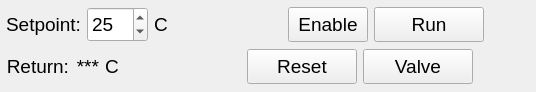
First picture: the form in LAUDA_UI.ui, repository smertouh/1_MeV_UI_additional, before the edit.
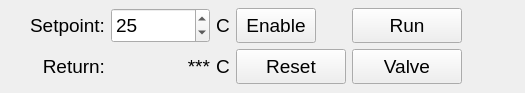
Second picture: the form after the edit. Icons and pictures are not drawn.

The edit to the form file:
```diff
--- a/LAUDA_UI.ui
+++ b/LAUDA_UI.ui
@@ -6,8 +6,8 @@
    <rect>
     <x>0</x>
     <y>0</y>
-    <width>536</width>
-    <height>92</height>
+    <width>525</width>
+    <height>93</height>
    </rect>
   </property>
   <property name="sizePolicy">
@@ -18,8 +18,14 @@
   </property>
   <property name="minimumSize">
    <size>
-    <width>100</width>
-    <height>50</height>
+    <width>525</width>
+    <height>93</height>
+   </size>
+  </property>
+  <property name="maximumSize">
+   <size>
+    <width>525</width>
+    <height>93</height>
    </size>
   </property>
   <property name="font">
@@ -70,192 +76,8 @@
      <number>6</number>
     </property>
     <item>
-     <layout class="QHBoxLayout" name="horizontalLayout">
-      <item>
-       <widget class="QLabel" name="label_10">
-        <property name="sizePolicy">
-         <sizepolicy hsizetype="Minimum" vsizetype="Fixed">
-          <horstretch>0</horstretch>
-          <verstretch>0</verstretch>
-         </sizepolicy>
-        </property>
-        <property name="minimumSize">
-         <size>
-          <width>0</width>
-          <height>35</height>
-         </size>
-        </property>
-        <property name="maximumSize">
-         <size>
-          <width>16777215</width>
-          <height>35</height>
-         </size>
-        </property>
-        <property name="font">
-         <font>
-          <pointsize>14</pointsize>
-         </font>
-        </property>
-        <property name="text">
-         <string>Setpoint:</string>
-        </property>
-        <property name="alignment">
-         <set>Qt::AlignRight|Qt::AlignTrailing|Qt::AlignVCenter</set>
-        </property>
-        <property name="buddy">
-         <cstring>spinBox_4</cstring>
-        </property>
-       </widget>
-      </item>
-      <item>
-       <widget class="QSpinBox" name="spinBox_4">
-        <property name="sizePolicy">
-         <sizepolicy hsizetype="Minimum" vsizetype="Fixed">
-          <horstretch>0</horstretch>
-          <verstretch>0</verstretch>
-         </sizepolicy>
-        </property>
-        <property name="minimumSize">
-         <size>
-          <width>0</width>
-          <height>35</height>
-         </size>
-        </property>
-        <property name="maximumSize">
-         <size>
-          <width>16777215</width>
-          <height>35</height>
-         </size>
-        </property>
-        <property name="font">
-         <font>
-          <pointsize>14</pointsize>
-         </font>
-        </property>
-        <property name="keyboardTracking">
-         <bool>false</bool>
-        </property>
-        <property name="maximum">
-         <number>300</number>
-        </property>
-        <property name="singleStep">
-         <number>5</number>
-        </property>
-        <property name="value">
-         <number>25</number>
-        </property>
-       </widget>
-      </item>
-      <item>
-       <widget class="QLabel" name="label_15">
-        <property name="sizePolicy">
-         <sizepolicy hsizetype="Maximum" vsizetype="Fixed">
-          <horstretch>0</horstretch>
-          <verstretch>0</verstretch>
-         </sizepolicy>
-        </property>
-        <property name="minimumSize">
-         <size>
-          <width>0</width>
-          <height>35</height>
-         </size>
-        </property>
-        <property name="maximumSize">
-         <size>
-          <width>16777215</width>
-          <height>35</height>
-         </size>
-        </property>
-        <property name="font">
-         <font>
-          <pointsize>14</pointsize>
-         </font>
-        </property>
-        <property name="text">
-         <string>C</string>
-        </property>
-       </widget>
-      </item>
-      <item>
-       <spacer name="horizontalSpacer_2">
-        <property name="orientation">
-         <enum>Qt::Horizontal</enum>
-        </property>
-        <property name="sizeHint" stdset="0">
-         <size>
-          <width>40</width>
-          <height>20</height>
-         </size>
-        </property>
-       </spacer>
-      </item>
-      <item>
-       <widget class="QPushButton" name="pushButton_6">
-        <property name="sizePolicy">
-         <sizepolicy hsizetype="Maximum" vsizetype="Fixed">
-          <horstretch>0</horstretch>
-          <verstretch>0</verstretch>
-         </sizepolicy>
-        </property>
-        <property name="minimumSize">
-         <size>
-          <width>0</width>
-          <height>35</height>
-         </size>
-        </property>
-        <property name="maximumSize">
-         <size>
-          <width>16777215</width>
-          <height>35</height>
-         </size>
-        </property>
-        <property name="font">
-         <font>
-          <pointsize>14</pointsize>
-         </font>
-        </property>
-        <property name="text">
-         <string>Enable</string>
-        </property>
-        <property name="checkable">
-         <bool>true</bool>
-        </property>
-       </widget>
-      </item>
-      <item>
-       <widget class="QPushButton" name="pushButton_3">
-        <property name="sizePolicy">
-         <sizepolicy hsizetype="Fixed" vsizetype="Fixed">
-          <horstretch>0</horstretch>
-          <verstretch>0</verstretch>
-         </sizepolicy>
-        </property>
-        <property name="minimumSize">
-         <size>
-          <width>110</width>
-          <height>35</height>
-         </size>
-        </property>
-        <property name="maximumSize">
-         <size>
-          <width>110</width>
-          <height>35</height>
-         </size>
-        </property>
-        <property name="font">
-         <font>
-          <pointsize>14</pointsize>
-         </font>
-        </property>
-        <property name="text">
-         <string>Run</string>
-        </property>
-        <property name="checkable">
-         <bool>true</bool>
-        </property>
-       </widget>
-      </item>
-      <item>
+     <layout class="QGridLayout" name="gridLayout">
+      <item row="0" column="5">
        <widget class="QPushButton" name="pushButton_31">
         <property name="enabled">
          <bool>false</bool>
@@ -320,11 +142,178 @@
         </property>
        </widget>
       </item>
-     </layout>
-    </item>
-    <item>
-     <layout class="QHBoxLayout" name="horizontalLayout_2">
-      <item>
+      <item row="0" column="1">
+       <widget class="QSpinBox" name="spinBox_4">
+        <property name="sizePolicy">
+         <sizepolicy hsizetype="Minimum" vsizetype="Fixed">
+          <horstretch>0</horstretch>
+          <verstretch>0</verstretch>
+         </sizepolicy>
+        </property>
+        <property name="minimumSize">
+         <size>
+          <width>0</width>
+          <height>35</height>
+         </size>
+        </property>
+        <property name="maximumSize">
+         <size>
+          <width>16777215</width>
+          <height>35</height>
+         </size>
+        </property>
+        <property name="font">
+         <font>
+          <pointsize>14</pointsize>
+         </font>
+        </property>
+        <property name="keyboardTracking">
+         <bool>false</bool>
+        </property>
+        <property name="maximum">
+         <number>300</number>
+        </property>
+        <property name="singleStep">
+         <number>5</number>
+        </property>
+        <property name="value">
+         <number>25</number>
+        </property>
+       </widget>
+      </item>
+      <item row="0" column="0">
+       <widget class="QLabel" name="label_10">
+        <property name="sizePolicy">
+         <sizepolicy hsizetype="Minimum" vsizetype="Fixed">
+          <horstretch>0</horstretch>
+          <verstretch>0</verstretch>
+         </sizepolicy>
+        </property>
+        <property name="minimumSize">
+         <size>
+          <width>0</width>
+          <height>35</height>
+         </size>
+        </property>
+        <property name="maximumSize">
+         <size>
+          <width>16777215</width>
+          <height>35</height>
+         </size>
+        </property>
+        <property name="font">
+         <font>
+          <pointsize>14</pointsize>
+         </font>
+        </property>
+        <property name="text">
+         <string>Setpoint:</string>
+        </property>
+        <property name="alignment">
+         <set>Qt::AlignRight|Qt::AlignTrailing|Qt::AlignVCenter</set>
+        </property>
+        <property name="buddy">
+         <cstring>spinBox_4</cstring>
+        </property>
+       </widget>
+      </item>
+      <item row="0" column="3">
+       <widget class="QPushButton" name="pushButton_6">
+        <property name="sizePolicy">
+         <sizepolicy hsizetype="Maximum" vsizetype="Fixed">
+          <horstretch>0</horstretch>
+          <verstretch>0</verstretch>
+         </sizepolicy>
+        </property>
+        <property name="minimumSize">
+         <size>
+          <width>0</width>
+          <height>35</height>
+         </size>
+        </property>
+        <property name="maximumSize">
+         <size>
+          <width>16777215</width>
+          <height>35</height>
+         </size>
+        </property>
+        <property name="font">
+         <font>
+          <pointsize>14</pointsize>
+         </font>
+        </property>
+        <property name="text">
+         <string>Enable</string>
+        </property>
+        <property name="checkable">
+         <bool>true</bool>
+        </property>
+       </widget>
+      </item>
+      <item row="0" column="2">
+       <widget class="QLabel" name="label_15">
+        <property name="sizePolicy">
+         <sizepolicy hsizetype="Maximum" vsizetype="Fixed">
+          <horstretch>0</horstretch>
+          <verstretch>0</verstretch>
+         </sizepolicy>
+        </property>
+        <property name="minimumSize">
+         <size>
+          <width>0</width>
+          <height>35</height>
+         </size>
+        </property>
+        <property name="maximumSize">
+         <size>
+          <width>16777215</width>
+          <height>35</height>
+         </size>
+        </property>
+        <property name="font">
+         <font>
+          <pointsize>14</pointsize>
+         </font>
+        </property>
+        <property name="text">
+         <string>C</string>
+        </property>
+       </widget>
+      </item>
+      <item row="0" column="4">
+       <widget class="QPushButton" name="pushButton_3">
+        <property name="sizePolicy">
+         <sizepolicy hsizetype="Fixed" vsizetype="Fixed">
+          <horstretch>0</horstretch>
+          <verstretch>0</verstretch>
+         </sizepolicy>
+        </property>
+        <property name="minimumSize">
+         <size>
+          <width>110</width>
+          <height>35</height>
+         </size>
+        </property>
+        <property name="maximumSize">
+         <size>
+          <width>110</width>
+          <height>35</height>
+         </size>
+        </property>
+        <property name="font">
+         <font>
+          <pointsize>14</pointsize>
+         </font>
+        </property>
+        <property name="text">
+         <string>Run</string>
+        </property>
+        <property name="checkable">
+         <bool>true</bool>
+        </property>
+       </widget>
+      </item>
+      <item row="1" column="0">
        <widget class="QLabel" name="label_22">
         <property name="sizePolicy">
          <sizepolicy hsizetype="Minimum" vsizetype="Fixed">
@@ -357,7 +346,7 @@
         </property>
        </widget>
       </item>
-      <item>
+      <item row="1" column="1">
        <widget class="QLabel" name="label_23">
         <property name="sizePolicy">
          <sizepolicy hsizetype="Preferred" vsizetype="Fixed">
@@ -390,7 +379,7 @@
         </property>
        </widget>
       </item>
-      <item>
+      <item row="1" column="2">
        <widget class="QLabel" name="label_16">
         <property name="sizePolicy">
          <sizepolicy hsizetype="Maximum" vsizetype="Fixed">
@@ -420,20 +409,7 @@
         </property>
        </widget>
       </item>
-      <item>
-       <spacer name="horizontalSpacer">
-        <property name="orientation">
-         <enum>Qt::Horizontal</enum>
-        </property>
-        <property name="sizeHint" stdset="0">
-         <size>
-          <width>40</width>
-          <height>20</height>
-         </size>
-        </property>
-       </spacer>
-      </item>
-      <item>
+      <item row="1" column="3">
        <widget class="QPushButton" name="pushButton_9">
         <property name="sizePolicy">
          <sizepolicy hsizetype="Fixed" vsizetype="Fixed">
@@ -466,7 +442,7 @@
         </property>
        </widget>
       </item>
-      <item>
+      <item row="1" column="4">
        <widget class="QPushButton" name="pushButton_4">
         <property name="sizePolicy">
          <sizepolicy hsizetype="Fixed" vsizetype="Fixed">
@@ -499,7 +475,7 @@
         </property>
        </widget>
       </item>
-      <item>
+      <item row="1" column="5">
        <widget class="QPushButton" name="pushButton_34">
         <property name="enabled">
          <bool>false</bool>
```
